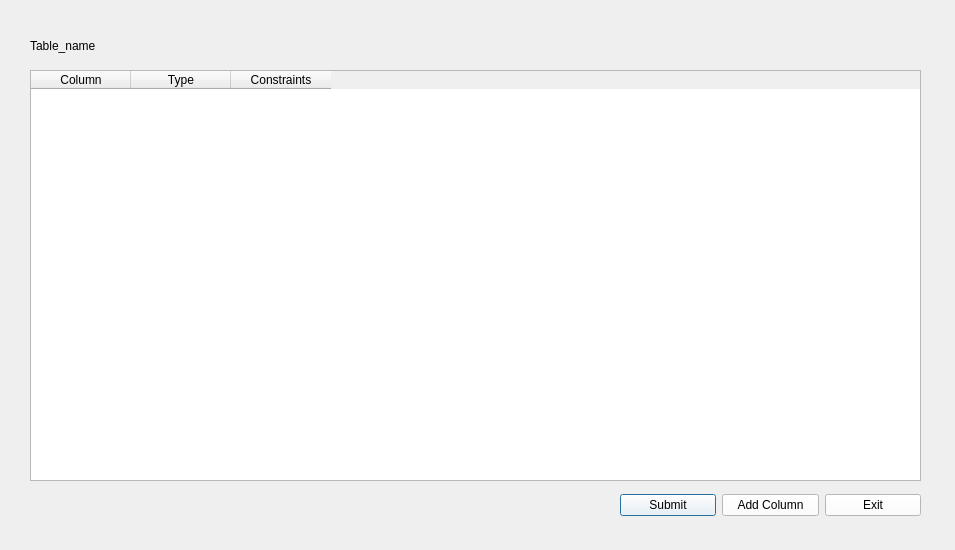
First picture: the form in GUI/CrudWindow/CreateTableMenu.ui, repository BeepBoopBit/student-project-crud, before the edit.
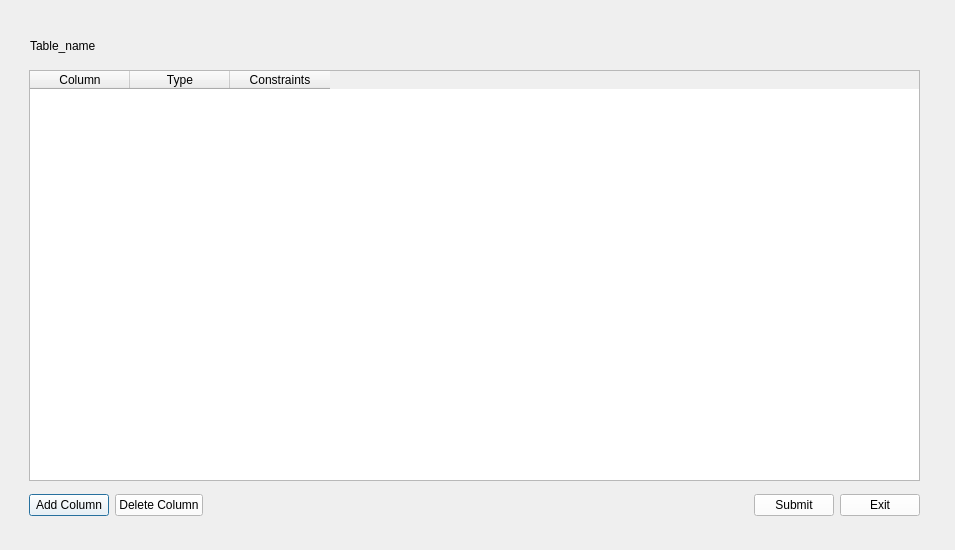
Second picture: the form after the edit.

Commit message: Finish TableWindow Implementation API

Patch:
```diff
--- a/GUI/CrudWindow/CreateTableMenu.ui
+++ b/GUI/CrudWindow/CreateTableMenu.ui
@@ -50,23 +50,13 @@
   <widget class="QWidget" name="horizontalLayoutWidget">
    <property name="geometry">
     <rect>
-     <x>620</x>
+     <x>29</x>
      <y>490</y>
-     <width>301</width>
+     <width>891</width>
      <height>31</height>
     </rect>
    </property>
    <layout class="QHBoxLayout" name="TableButtons">
-    <item>
-     <widget class="QPushButton" name="Submit">
-      <property name="styleSheet">
-       <string notr="true">background-color: rgb(255, 255, 255)</string>
-      </property>
-      <property name="text">
-       <string>Submit</string>
-      </property>
-     </widget>
-    </item>
     <item>
      <widget class="QPushButton" name="AddColumn">
       <property name="styleSheet">
@@ -77,6 +67,42 @@
       </property>
      </widget>
     </item>
+    <item>
+     <widget class="QPushButton" name="Delete">
+      <property name="styleSheet">
+       <string notr="true">background-color: rgb(255, 255, 255)</string>
+      </property>
+      <property name="text">
+       <string>Delete Column</string>
+      </property>
+     </widget>
+    </item>
+    <item>
+     <spacer name="horizontalSpacer">
+      <property name="orientation">
+       <enum>Qt::Horizontal</enum>
+      </property>
+      <property name="sizeType">
+       <enum>QSizePolicy::Maximum</enum>
+      </property>
+      <property name="sizeHint" stdset="0">
+       <size>
+        <width>550</width>
+        <height>20</height>
+       </size>
+      </property>
+     </spacer>
+    </item>
+    <item>
+     <widget class="QPushButton" name="Submit">
+      <property name="styleSheet">
+       <string notr="true">background-color: rgb(255, 255, 255)</string>
+      </property>
+      <property name="text">
+       <string>Submit</string>
+      </property>
+     </widget>
+    </item>
     <item>
      <widget class="QPushButton" name="Exit">
       <property name="styleSheet">
@@ -92,7 +118,7 @@
   <widget class="QTableWidget" name="tableWidget">
    <property name="geometry">
     <rect>
-     <x>30</x>
+     <x>29</x>
      <y>70</y>
      <width>891</width>
      <height>411</height>
```
The commit also changes 15 other files.
